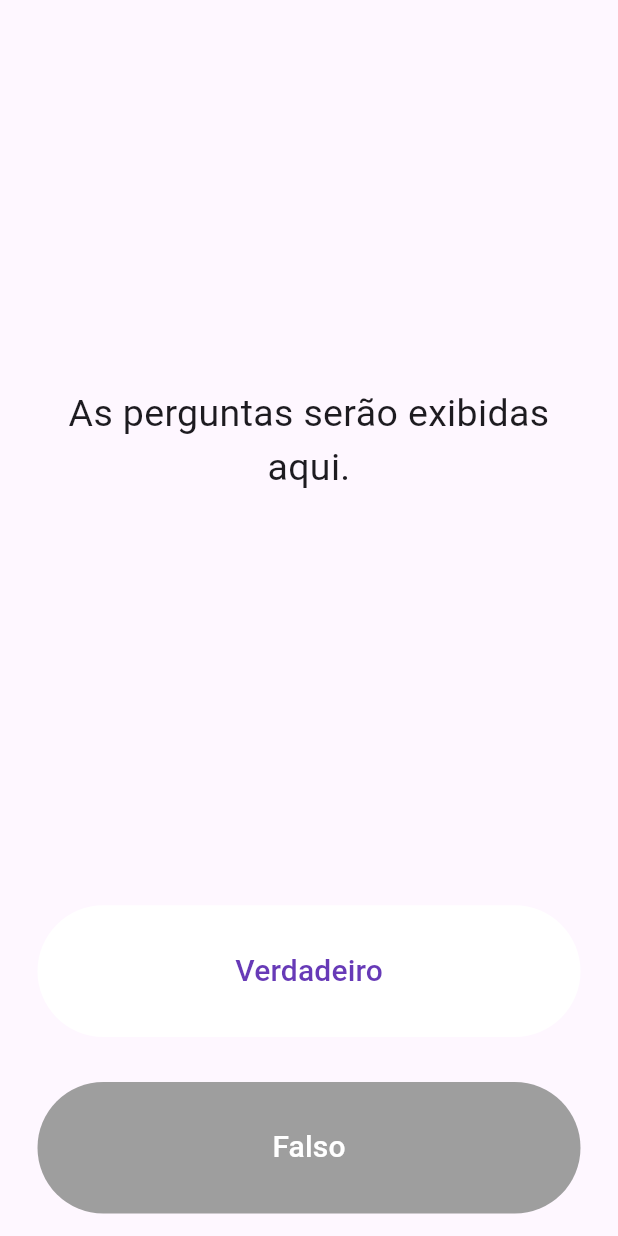
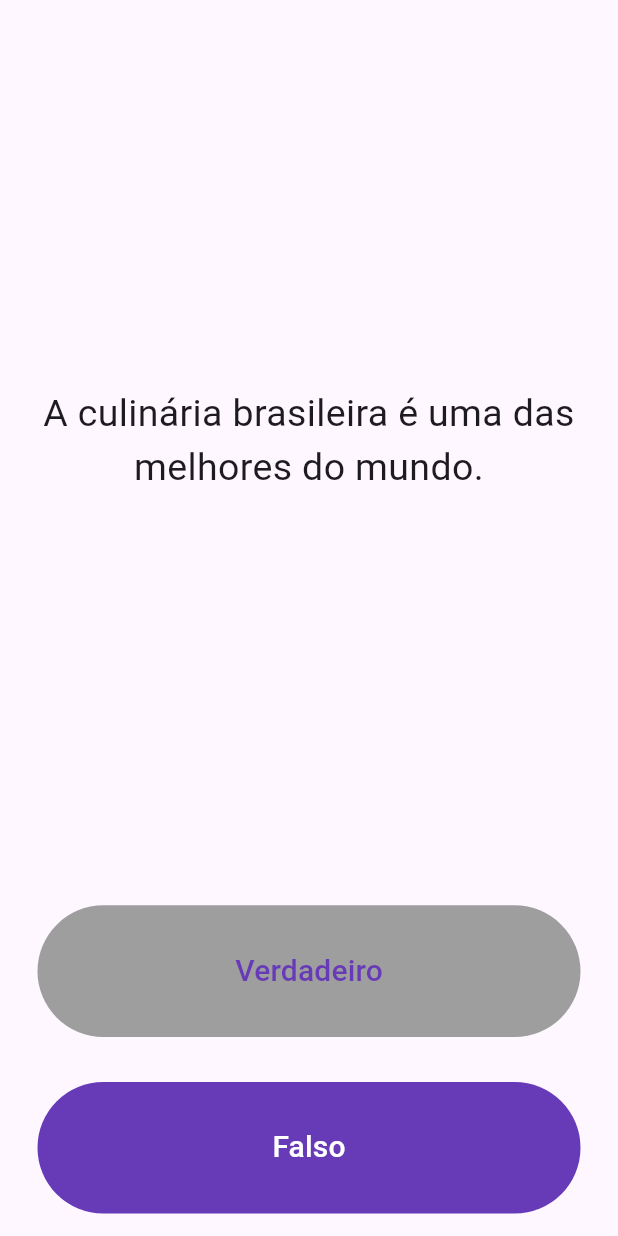
Before and after one commit to LRz00/quiz_app, a Flutter app: the screen it shows after launch, after a tap on "Verdadeiro", on a phone screen of 412 x 824 dp. Run offline on Flutter 3.47's test engine with Material 3 defaults, Android fonts, the phone set to English and light mode, and no system bars.

Commit message:
creating classses

```diff
--- /dev/null
+++ b/lib/helper.dart
@@ -0,0 +1,35 @@
+import 'question.dart';
+
+class Helper{
+
+  int _i = 0;
+
+  List<Question> _q = [
+    Question(question:'O metrô é um dos meios de transporte mais seguros do mundo.', answer: true),
+    Question(question: 'A culinária brasileira é uma das melhores do mundo.', answer: true),
+    Question(question: 'Vacas podem voar, assim como peixes utilizam os pés para andar.', answer: false),
+    Question(question: 'A maioria dos peixes podem viver fora da água.', answer: false),
+    Question(question: 'A lâmpada foi inventada por um brasileiro.', answer: false),
+    Question(question:'É possível utilizar a carteira de habilitação de carro para dirigir um avião.',answer: false),
+    Question(question: 'O Brasil possui 26 estados e 1 Distrito Federal.', answer: true),
+    Question(question: 'Bitcoin é o nome dado a uma das moedas virtuais mais famosas.', answer: true),
+    Question(question: '1 minuto equivale a 60 segundos.', answer: true),
+    Question(question: '1 segundo equivale a 200 milissegundos.', answer: false),
+    Question(question: 'O Burj Khalifa, em Dubai, é considerado o maior prédio do mundo.', answer: true),
+    Question(question: 'Ler após uma refeição prejudica a visão humana.', answer: false),
+    Question(question: 'O cartão de crédito pode ser considerado uma moeda virtual.', answer: false),
+  ];
+
+  String getQuestion(){
+    return _q[_i].question;
+  }
+  bool getAnswer(){
+    return _q[_i].answer;
+  }
+
+  void nextQuestion(){
+    if(_i < _q.length - 1){
+      _i++;
+    }
+  }
+}
--- a/lib/main.dart
+++ b/lib/main.dart
@@ -1,5 +1,7 @@
 import 'package:flutter/material.dart';
+import 'helper.dart';
 
+Helper helper = Helper();
 void main() => runApp(QuizApp());
 
 class QuizApp extends StatelessWidget {
@@ -9,7 +11,7 @@ class QuizApp extends StatelessWidget {
       home: Scaffold(
         body: SafeArea(
           child: Padding(
-            padding: EdgeInsets.symmetric(horizontal: 10.0),
+            padding: const EdgeInsets.symmetric(horizontal: 10.0),
             child: QuizPage(),
           ),
         ),
@@ -24,6 +26,9 @@ class QuizPage extends StatefulWidget {
 }
 
 class _QuizPageState extends State<QuizPage> {
+  List<Widget> points = [];
+
+
   @override
   Widget build(BuildContext context) {
     return Column(
@@ -36,7 +41,7 @@ class _QuizPageState extends State<QuizPage> {
             padding: EdgeInsets.all(10.0),
             child: Center(
               child: Text(
-                'As perguntas serão exibidas aqui.',
+                helper.getQuestion(),//Pergunta
                 textAlign: TextAlign.center,
                 style: TextStyle(
                   fontSize: 25.0,
@@ -47,10 +52,10 @@ class _QuizPageState extends State<QuizPage> {
         ),
         Expanded(
           child: Padding(
-            padding: EdgeInsets.all(15.0),
+            padding: const EdgeInsets.all(15.0),
             child: TextButton(
-               style: TextButton.styleFrom(backgroundColor: Colors.white),
-              child: Text(
+              style: TextButton.styleFrom(backgroundColor: Colors.grey),
+              child: const Text(
                 'Verdadeiro',
                 style: TextStyle(
                   color: Colors.deepPurple,
@@ -58,37 +63,46 @@ class _QuizPageState extends State<QuizPage> {
                 ),
               ),
               onPressed: () {
-                //O usuário clica no botão verdadeiro.
+                setState(() {
+                  bool rightAnswer = helper.getAnswer();
+                  if (rightAnswer == true) {
+                    //acertou
+                  } else {
+                    //errou
+                  }
+                  helper.nextQuestion();
+                });
               },
             ),
           ),
         ),
         Expanded(
           child: Padding(
-            padding: EdgeInsets.all(15.0),
+            padding: const EdgeInsets.all(15.0),
             child: TextButton(
-              style: TextButton.styleFrom(backgroundColor: Colors.grey),
-              child: Text(
+              style: TextButton.styleFrom(backgroundColor: Colors.deepPurple),
+              child: const Text(
                 'Falso',
-                style: TextStyle(
-                  fontSize: 20.0,
-                  color: Colors.white,
-                ),
+                style: TextStyle(fontSize: 20.0, color: Colors.white),
               ),
               onPressed: () {
-                //O usuário clica no botão falso.
+                setState(() {
+                  bool rightAnswer = helper.getAnswer();
+                  if (rightAnswer == false) {
+                    //acertou
+                  } else {
+                    //errou
+                  }
+                  helper.nextQuestion();
+                });
               },
             ),
           ),
         ),
-        //TODO: Adicionar uma Row aqui para o marcador de pontos.
+        Row(
+          children: points,
+        )
       ],
     );
   }
 }
-
-/*
-pergunta1: 'O metrô é um dos meios de transporte mais seguros do mundo', verdadeiro,
-pergunta2: 'A culinária brasileira é uma das melhores do mundo.', verdadeiro,
-pergunta3: 'Vacas podem voar, assim como peixes utilizam os pés para andar.', falso,
-*/
--- /dev/null
+++ b/lib/question.dart
@@ -0,0 +1,6 @@
+class Question {
+  String question;
+  bool answer;
+
+Question({required this.question, required this.answer});
+}
```
